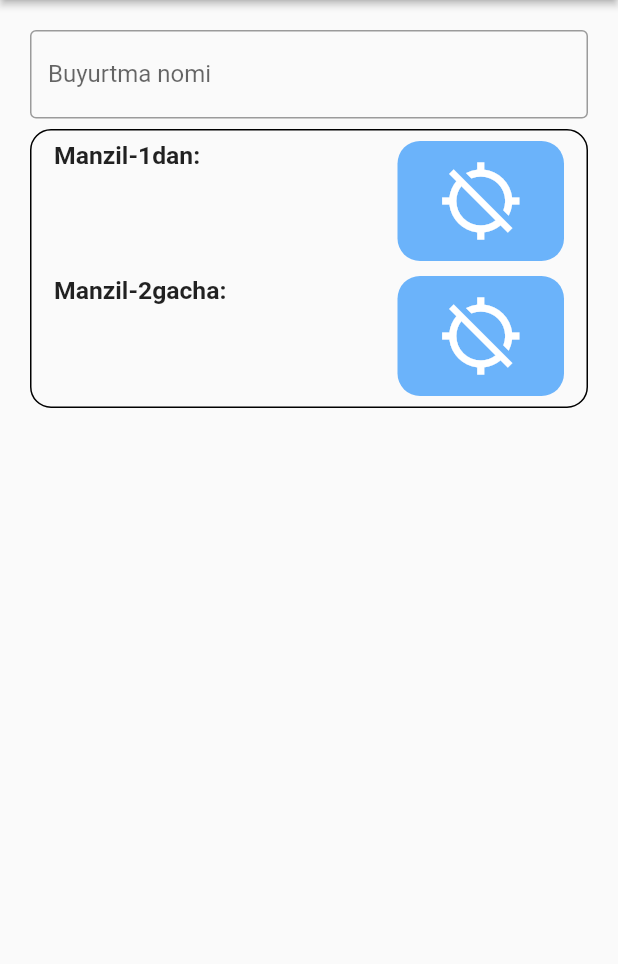
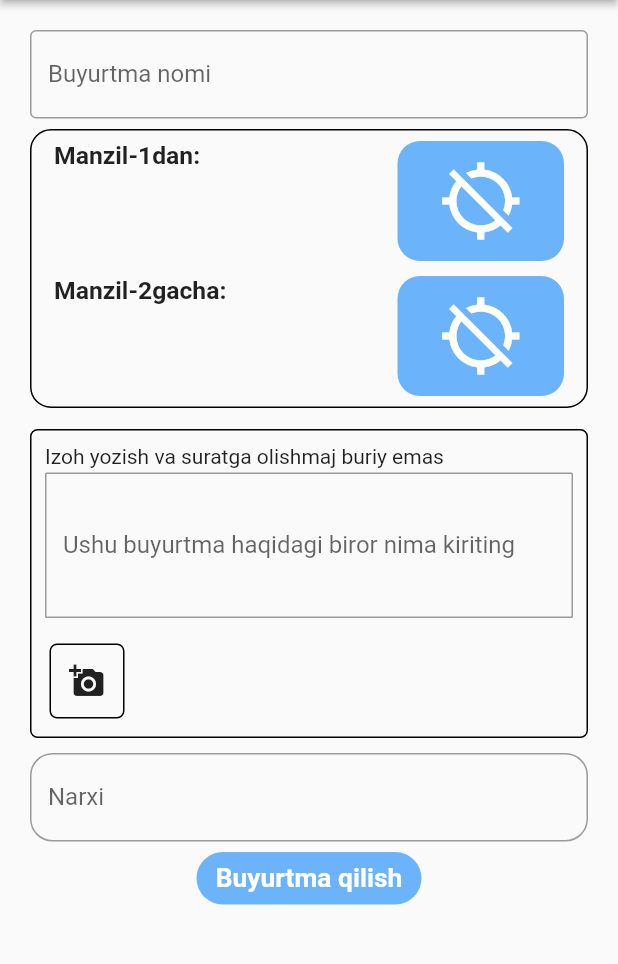
Before and after one commit to ShokhrukhDeveloper/delivery_user, a Flutter app: the CreateNewOrderScreen screen opened directly, on a phone screen of 412 x 824 dp, the part 84-1048 px from its top. Run offline on Flutter 3.47's test engine with Material 2 defaults, Android fonts, the phone set to English and light mode, and no system bars; our stand-ins replace flutter_screenutil, flutter_svg, font_awesome_flutter, image_picker, location and 2 more; missing offline and left inert: dart:ffi, flutter_osm_plugin; Roboto replaces fonts that are missing (Poppins).

Commit message:
create oorderReady

```diff
--- a/lib/views/create_new_order_screen/create_new_order_screen.dart
+++ b/lib/views/create_new_order_screen/create_new_order_screen.dart
@@ -1,7 +1,9 @@
 import 'package:delivery_user/utils/colors.dart';
+import 'package:delivery_user/views/create_new_order_screen/widget/image_and_comment.dart';
 import 'package:delivery_user/views/widgets/global_appbar.dart';
 import 'package:flutter/material.dart';
 
+import '../../utils/style.dart';
 import 'widget/LocationPick.dart';
 class CreateNewOrderScreen extends StatefulWidget {
   const CreateNewOrderScreen({Key? key}) : super(key: key);
@@ -18,16 +20,44 @@ class _CreateNewOrderScreenState extends State<CreateNewOrderScreen> {
       body: Padding(padding: EdgeInsets.only(left: 20,right: 20,top: 20),
       child: SingleChildScrollView(
         child: Column(
-          children:  const [
-            TextField(
+          children:   [
+            const TextField(
               decoration: InputDecoration(
                 labelText: "Buyurtma nomi",
                 border: OutlineInputBorder()
               ),
 
             ),
-            SizedBox(height: 7,),
-            LocationPicker()
+            const SizedBox(height: 7,),
+            const LocationPicker(),
+            const SizedBox(height:14,),
+            const ImageAndComment(),
+            const SizedBox(height: 10,),
+
+            TextField(
+              decoration: InputDecoration(
+                  labelText: "Narxi",
+                  border: OutlineInputBorder(
+                      borderRadius: BorderRadius.circular(15)
+                  )
+              ),
+
+            ),
+
+            Center(
+              child: Container(
+                margin: EdgeInsets.all(7),
+                height: 35,width: 150,
+                decoration: BoxDecoration(
+                    borderRadius: BorderRadius.circular(18)
+                    ,color: AppColors.c_6BB3FA
+                ),
+                child: Center(
+                  child: Text("Buyurtma qilish",
+                    style: MyTextStyle.poppinsW700Regular16white,),
+                ),
+              ),
+            ),
           ],
         ),
       ),
--- /dev/null
+++ b/lib/views/create_new_order_screen/widget/image_and_comment.dart
@@ -0,0 +1,88 @@
+import 'dart:typed_data';
+import 'package:flutter/material.dart';
+import 'package:image_picker/image_picker.dart';
+
+import '../../../utils/colors.dart';
+import '../../../utils/style.dart';
+class ImageAndComment extends StatefulWidget {
+  const ImageAndComment({Key? key}) : super(key: key);
+
+  @override
+  State<ImageAndComment> createState() => _SState();
+}
+
+class _SState extends State<ImageAndComment> {
+  List<Uint8List> images=[];
+  final ImagePicker _picker = ImagePicker();
+  @override
+  Widget build(BuildContext context) {
+    return Container(
+      width: double.infinity,
+      padding: const EdgeInsets.all(9),
+      decoration: BoxDecoration(
+        borderRadius: BorderRadius.circular(5),
+        border: Border.all(color: Colors.black),
+      ),
+      child: Column(
+        crossAxisAlignment: CrossAxisAlignment.start,
+        children: [
+          const Text("Izoh yozish va suratga olishmaj buriy emas"),
+          const SizedBox(height: 3,),
+          TextField(
+            keyboardType: TextInputType.multiline,
+            maxLines: 3,
+
+            decoration: InputDecoration(
+            labelText: "Ushu buyurtma haqidagi biror nima kiriting",
+              border: OutlineInputBorder(
+              borderRadius: BorderRadius.circular(1),
+              )
+            ),
+          ),
+          const SizedBox(height: 14,),
+          Wrap(
+            runAlignment: WrapAlignment.start,
+            alignment: WrapAlignment.start,
+            children: [
+              InkWell(
+                onTap: ()async{
+                  var res= await  _picker.pickImage(source: ImageSource.gallery);
+                  if(res!=null)
+                    {
+                      images.add(await res.readAsBytes());
+                      setState(() {
+                      });
+                    }
+                },
+                child: Container(
+                  margin: EdgeInsets.all(3),
+                  width: 50,
+                  height: 50,
+                  decoration: BoxDecoration(
+                    borderRadius: BorderRadius.circular(5),
+                    border: Border.all(color: Colors.black)
+                  ),
+                  child: const Center(
+                    child: Icon(Icons.add_a_photo),
+                  ),
+                ),
+              ),
+             ...images.map((e) =>Container(
+               margin: const EdgeInsets.all(3),
+               width: 50,
+               height: 50,
+               decoration: BoxDecoration(
+                   borderRadius: BorderRadius.circular(5),
+                   border: Border.all(color: Colors.black),
+                 image: DecorationImage(
+                   image: MemoryImage(e),fit: BoxFit.cover
+                 )
+               ),
+             ) ) ,
+            ],
+          ),
+        ],
+      ),
+    );
+  }
+}
--- a/lib/views/widgets/items.dart
+++ b/lib/views/widgets/items.dart
@@ -94,7 +94,8 @@ class OrderItem extends StatelessWidget {
                             )
                           ],),
                       ],
-                    ))
+                    )),
+
               ],
             ),
           )
--- a/pubspec.yaml
+++ b/pubspec.yaml
@@ -28,6 +28,7 @@ dependencies:
   flutter_screenutil: ^5.6.0
   zoom_tap_animation: ^1.1.0
   location: ^4.4.0
+  image_picker: ^0.8.7+3
 
   # The following adds the Cupertino Icons font to your application.
   # Use with the CupertinoIcons class for iOS style icons.
```
Also changed, not shown: pubspec.lock.
